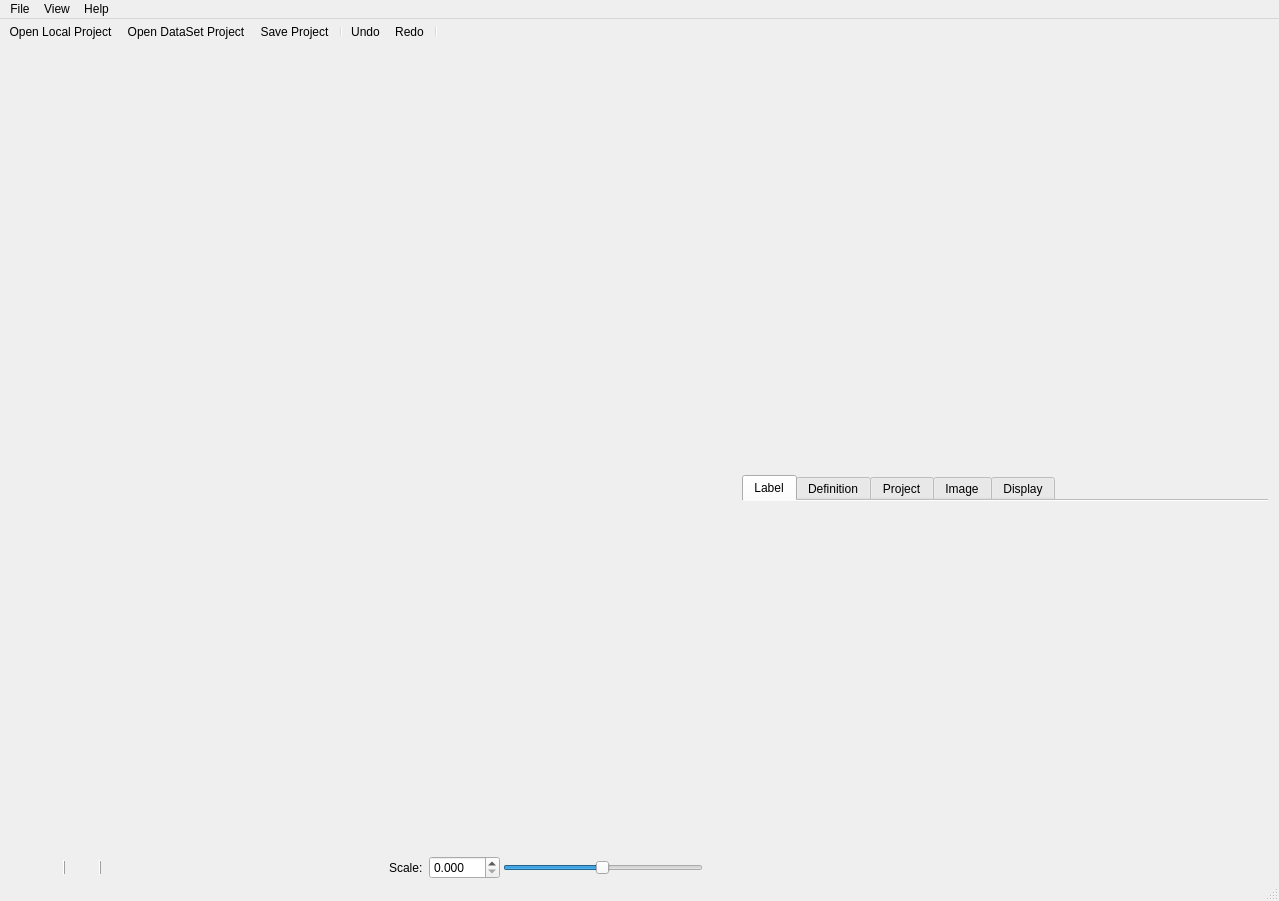
First picture: the form in anno/MainWindow.ui, repository urobots-io/anno, before the edit.
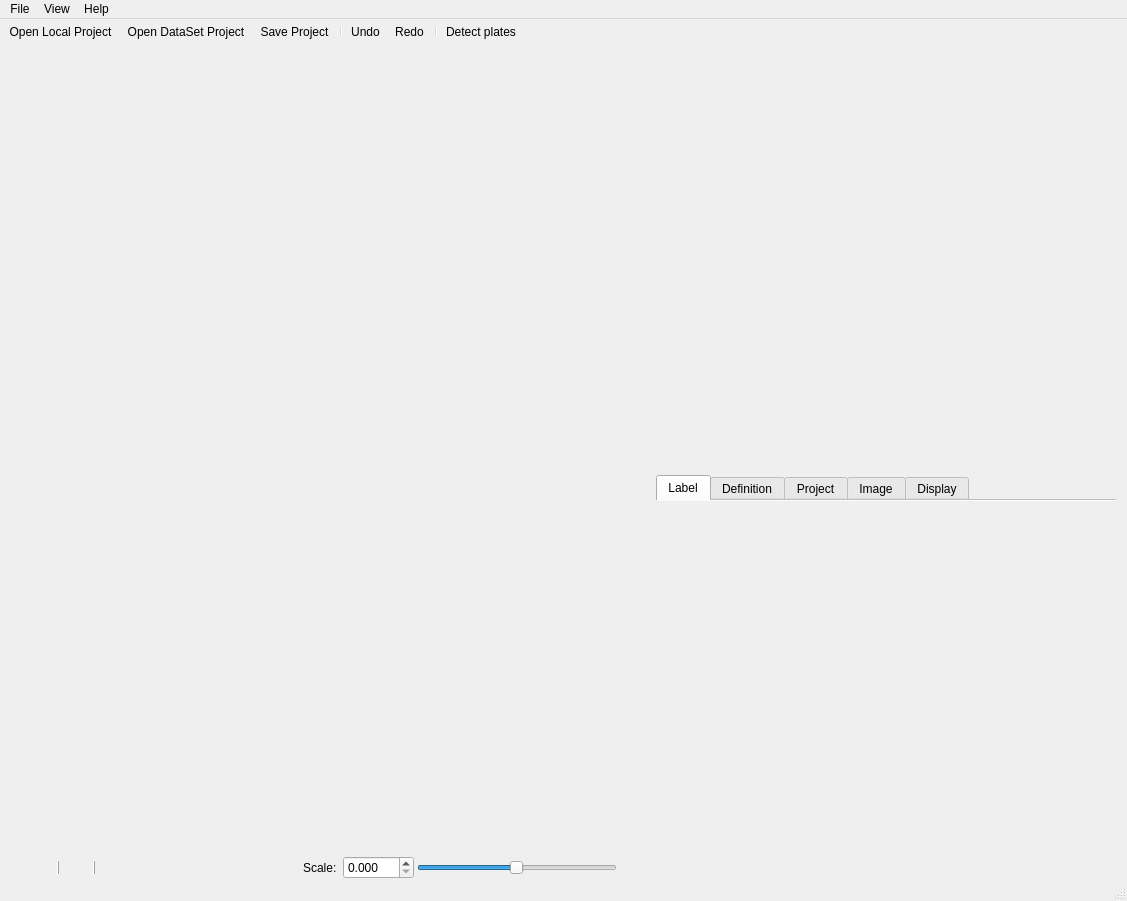
Second picture: the form after the edit. Icons and pictures are not drawn. Custom widgets are drawn as their Qt base class.

Diff of the .ui file:
```diff
--- a/anno/MainWindow.ui
+++ b/anno/MainWindow.ui
@@ -6,7 +6,7 @@
    <rect>
     <x>0</x>
     <y>0</y>
-    <width>1279</width>
+    <width>1127</width>
     <height>901</height>
    </rect>
   </property>
@@ -390,8 +390,8 @@
     <rect>
      <x>0</x>
      <y>0</y>
-     <width>1279</width>
-     <height>22</height>
+     <width>1127</width>
+     <height>21</height>
     </rect>
    </property>
    <widget class="QMenu" name="menuFile">
@@ -463,6 +463,7 @@
    <addaction name="undo_action"/>
    <addaction name="redo_action"/>
    <addaction name="separator"/>
+   <addaction name="detect_plates_action"/>
   </widget>
   <widget class="QStatusBar" name="statusBar"/>
   <action name="save_action">
@@ -583,6 +584,15 @@
     <string>Save Project As</string>
    </property>
   </action>
+  <action name="detect_plates_action">
+   <property name="icon">
+    <iconset resource="MainWindow.qrc">
+     <normaloff>:/MainWindow/Resources/fix.ico</normaloff>:/MainWindow/Resources/fix.ico</iconset>
+   </property>
+   <property name="text">
+    <string>Detect plates</string>
+   </property>
+  </action>
  </widget>
  <layoutdefault spacing="6" margin="11"/>
  <customwidgets>
```
